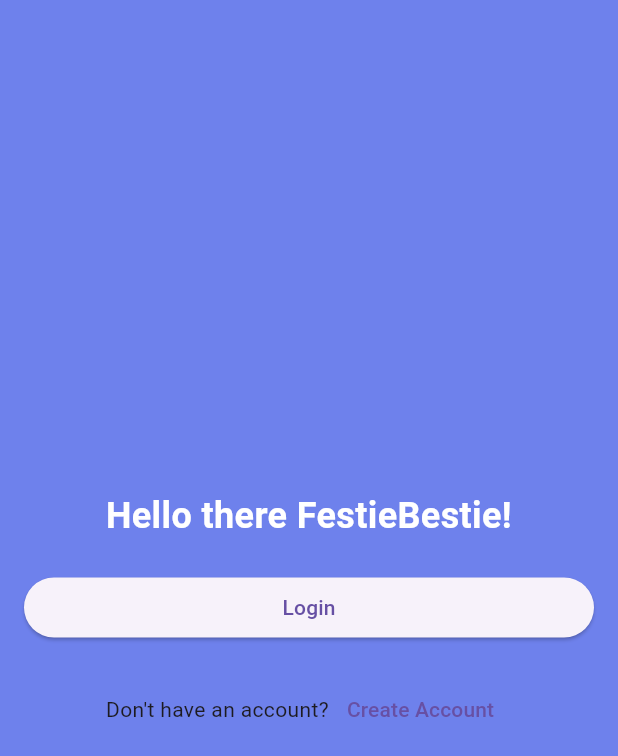
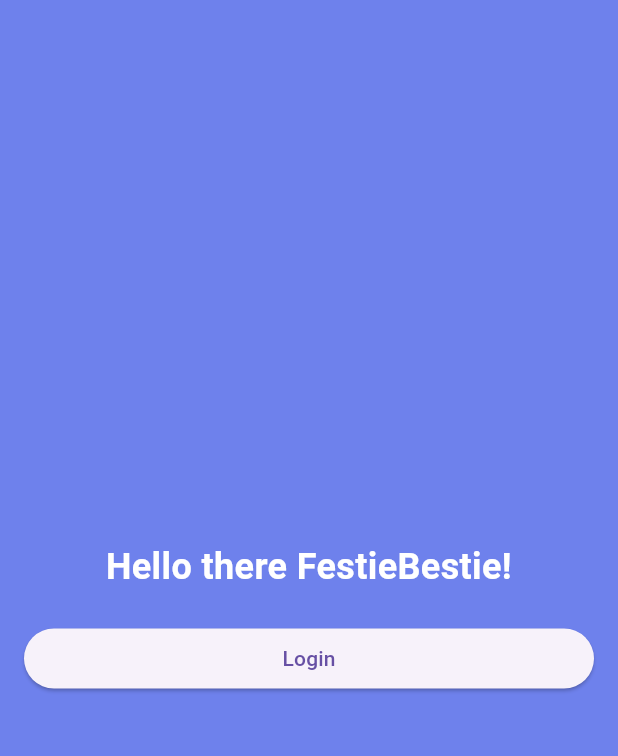
Before and after one commit to triciabrown/group-planner, a Flutter app: the screen it shows after launch, on a phone screen of 412 x 824 dp. Shown: the top 756 px of the screen. Run offline on Flutter 3.47's test engine with Material 3 defaults, Android fonts, the light colour scheme and no system bars; our stand-ins replace badges, cloud_firestore, firebase_auth, firebase_core, go_router, table_calendar; missing offline and left inert: firebase_ui_auth; accounts and stored records are empty.

Commit message:
remove old button, separate group items in list

```diff
--- a/group_organizer/lib/welcome_page.dart
+++ b/group_organizer/lib/welcome_page.dart
@@ -48,20 +48,6 @@ class WelcomePage extends StatelessWidget{
               },
               child: const Text('Login'),
             ),
-            const SizedBox(height: 20),
-            Row(
-              mainAxisAlignment: MainAxisAlignment.center,
-              children: <Widget>[
-                const Text("Don't have an account?"),
-                TextButton(
-                  onPressed: () {
-                    // Navigate to CreateAccountPage using GoRouter
-                    context.go('/create-account');
-                  },
-                  child: const Text('Create Account'),
-                ),
-              ],
-            ),
           ],
         ),
       ),
```
Also changed, not shown: group_organizer/lib/home_page.dart (+22 -3 lines).
